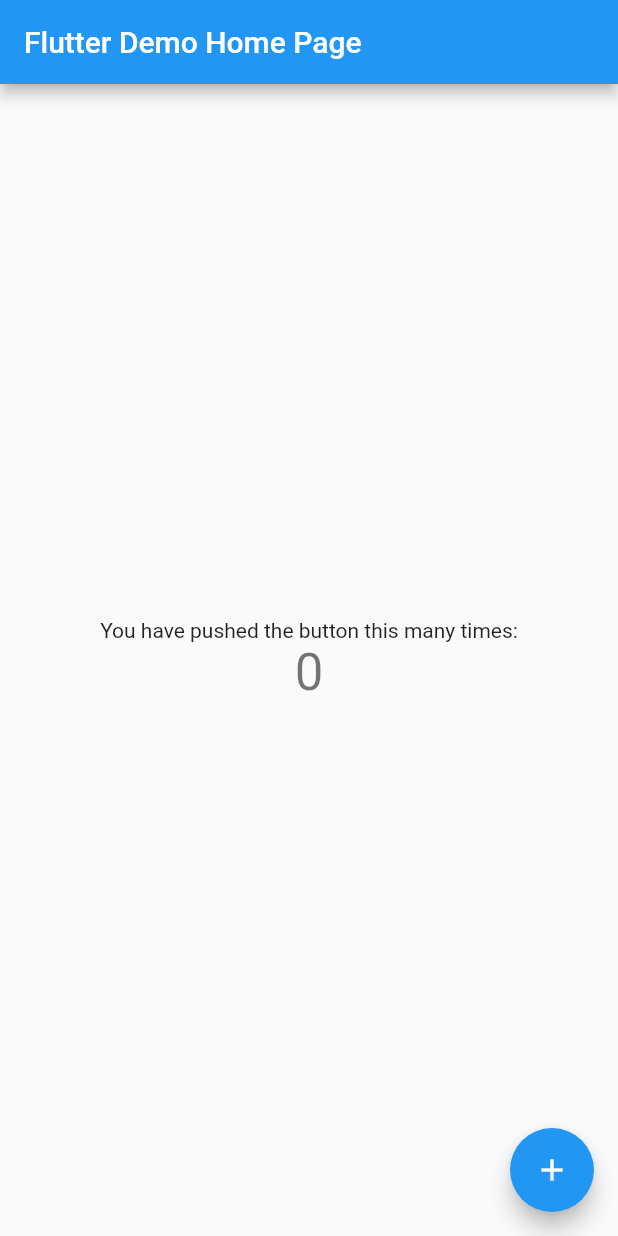
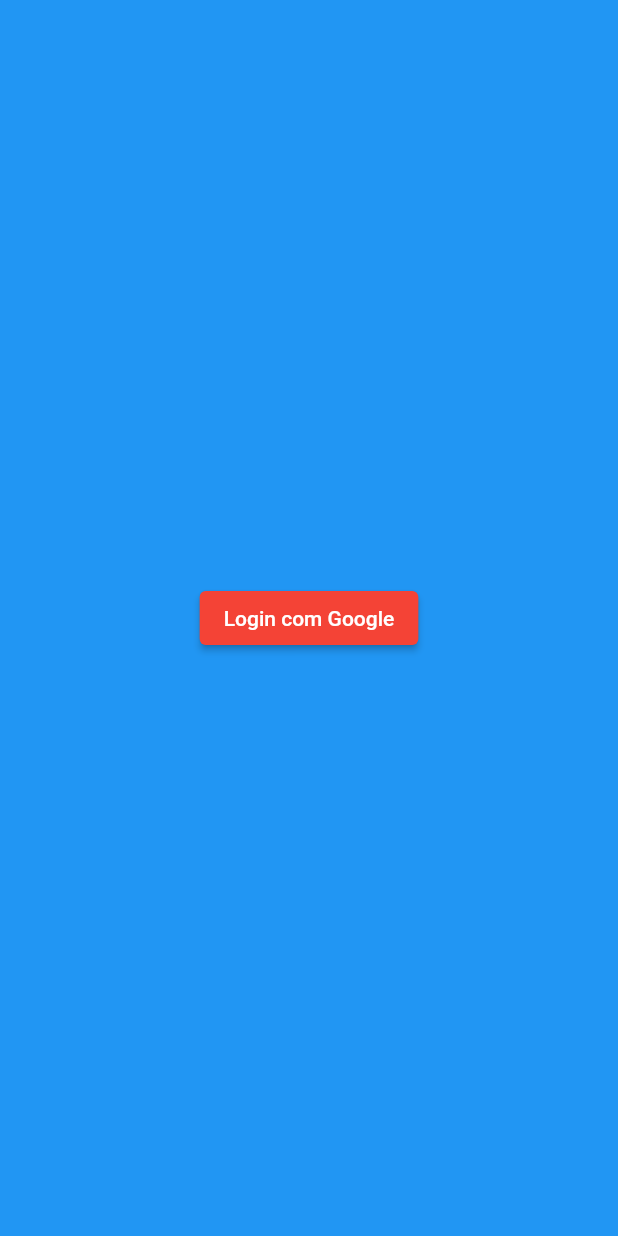
Before and after one commit to leandrofabianjr/minha-biblioteca-flutter, a Flutter app: the screen it shows after launch, on a phone screen of 412 x 824 dp. Run offline on Flutter 3.47's test engine with Material 2 defaults, Android fonts, the phone set to English and light mode, and no system bars; our stand-ins replace firebase_auth, firebase_core; accounts and stored records are empty.

Commit message:
- Adicionado firebase - Criado login com conta Google

```diff
--- a/lib/main.dart
+++ b/lib/main.dart
@@ -1,4 +1,9 @@
 import 'package:flutter/material.dart';
+import 'package:flutter_web_tests/pages/error/error_page.dart';
+import 'package:flutter_web_tests/pages/loading/loading_page.dart';
+import 'package:flutter_web_tests/pages/login/login_page.dart';
+
+import 'package:firebase_core/firebase_core.dart';
 
 void main() {
   runApp(MyApp());
@@ -9,105 +14,24 @@
   @override
   Widget build(BuildContext context) {
     return MaterialApp(
-      title: 'Flutter Demo',
-      theme: ThemeData(
-        // This is the theme of your application.
-        //
-        // Try running your application with "flutter run". You'll see the
-        // application has a blue toolbar. Then, without quitting the app, try
-        // changing the primarySwatch below to Colors.green and then invoke
-        // "hot reload" (press "r" in the console where you ran "flutter run",
-        // or simply save your changes to "hot reload" in a Flutter IDE).
-        // Notice that the counter didn't reset back to zero; the application
-        // is not restarted.
-        primarySwatch: Colors.blue,
-      ),
-      home: MyHomePage(title: 'Flutter Demo Home Page'),
-    );
+        title: 'Flutter Demo',
+        theme: ThemeData(
+          primarySwatch: Colors.blue,
+        ),
+        home: FutureBuilder(
+          // Initialize FlutterFire:
+          future: Firebase.initializeApp(),
+          builder: (context, snapshot) {
+            if (snapshot.hasError) {
+              return ErrorPage();
+            }
+
+            if (snapshot.connectionState == ConnectionState.done) {
+              return LoginPage();
+            }
+
+            return LoadingPage();
+          },
+        ));
   }
 }
-
-class MyHomePage extends StatefulWidget {
-  MyHomePage({Key? key, this.title}) : super(key: key);
-
-  // This widget is the home page of your application. It is stateful, meaning
-  // that it has a State object (defined below) that contains fields that affect
-  // how it looks.
-
-  // This class is the configuration for the state. It holds the values (in this
-  // case the title) provided by the parent (in this case the App widget) and
-  // used by the build method of the State. Fields in a Widget subclass are
-  // always marked "final".
-
-  final String? title;
-
-  @override
-  _MyHomePageState createState() => _MyHomePageState();
-}
-
-class _MyHomePageState extends State<MyHomePage> {
-  int _counter = 0;
-
-  void _incrementCounter() {
-    setState(() {
-      // This call to setState tells the Flutter framework that something has
-      // changed in this State, which causes it to rerun the build method below
-      // so that the display can reflect the updated values. If we changed
-      // _counter without calling setState(), then the build method would not be
-      // called again, and so nothing would appear to happen.
-      _counter++;
-    });
-  }
-
-  @override
-  Widget build(BuildContext context) {
-    // This method is rerun every time setState is called, for instance as done
-    // by the _incrementCounter method above.
-    //
-    // The Flutter framework has been optimized to make rerunning build methods
-    // fast, so that you can just rebuild anything that needs updating rather
-    // than having to individually change instances of widgets.
-    return Scaffold(
-      appBar: AppBar(
-        // Here we take the value from the MyHomePage object that was created by
-        // the App.build method, and use it to set our appbar title.
-        title: Text(widget.title!),
-      ),
-      body: Center(
-        // Center is a layout widget. It takes a single child and positions it
-        // in the middle of the parent.
-        child: Column(
-          // Column is also a layout widget. It takes a list of children and
-          // arranges them vertically. By default, it sizes itself to fit its
-          // children horizontally, and tries to be as tall as its parent.
-          //
-          // Invoke "debug painting" (press "p" in the console, choose the
-          // "Toggle Debug Paint" action from the Flutter Inspector in Android
-          // Studio, or the "Toggle Debug Paint" command in Visual Studio Code)
-          // to see the wireframe for each widget.
-          //
-          // Column has various properties to control how it sizes itself and
-          // how it positions its children. Here we use mainAxisAlignment to
-          // center the children vertically; the main axis here is the vertical
-          // axis because Columns are vertical (the cross axis would be
-          // horizontal).
-          mainAxisAlignment: MainAxisAlignment.center,
-          children: <Widget>[
-            Text(
-              'You have pushed the button this many times:',
-            ),
-            Text(
-              '$_counter',
-              style: Theme.of(context).textTheme.headline4,
-            ),
-          ],
-        ),
-      ),
-      floatingActionButton: FloatingActionButton(
-        onPressed: _incrementCounter,
-        tooltip: 'Increment',
-        child: Icon(Icons.add),
-      ), // This trailing comma makes auto-formatting nicer for build methods.
-    );
-  }
-}
--- /dev/null
+++ b/lib/pages/login/login_page.dart
@@ -0,0 +1,29 @@
+import 'package:flutter/material.dart';
+import 'package:flutter_web_tests/services/auth.dart';
+
+class LoginPage extends StatelessWidget {
+  @override
+  Widget build(BuildContext context) {
+    return Scaffold(
+      backgroundColor: Theme.of(context).primaryColor,
+      body: Center(
+        child: Column(
+          mainAxisAlignment: MainAxisAlignment.center,
+          mainAxisSize: MainAxisSize.max,
+          children: [
+            ElevatedButton(
+              onPressed: () async {
+                await Auth.signInWithGoogle();
+                print(Auth.currentUser);
+              },
+              child: Text('Login com Google'),
+              style: ElevatedButton.styleFrom(
+                primary: Colors.red,
+              ),
+            )
+          ],
+        ),
+      ),
+    );
+  }
+}
--- /dev/null
+++ b/lib/services/auth.dart
@@ -0,0 +1,18 @@
+import 'package:firebase_auth/firebase_auth.dart';
+
+class Auth {
+  static bool get isUserLogged => currentUser != null;
+
+  static User? get currentUser => FirebaseAuth.instance.currentUser;
+
+  static Future<UserCredential> signInWithGoogle() async {
+    final GoogleAuthProvider googleProvider = GoogleAuthProvider()
+      ..addScope('https://www.googleapis.com/auth/contacts.readonly')
+      ..setCustomParameters({'login_hint': 'user@example.com'});
+
+    return await FirebaseAuth.instance.signInWithPopup(googleProvider);
+
+    // Or use signInWithRedirect
+    // return await FirebaseAuth.instance.signInWithRedirect(googleProvider);
+  }
+}
--- a/pubspec.yaml
+++ b/pubspec.yaml
@@ -32,6 +32,8 @@
 dev_dependencies:
   flutter_test:
     sdk: flutter
+  firebase_core: "^1.0.0"
+  firebase_auth: "^1.0.0"
 
 # For information on the generic Dart part of this file, see the
 # following page: https://dart.dev/tools/pub/pubspec
```
Also changed, not shown: lib/pages/error/error_page.dart (added, +17 -0 lines), lib/pages/loading/loading_page.dart (added, +17 -0 lines), pubspec.lock, 2 other files.
